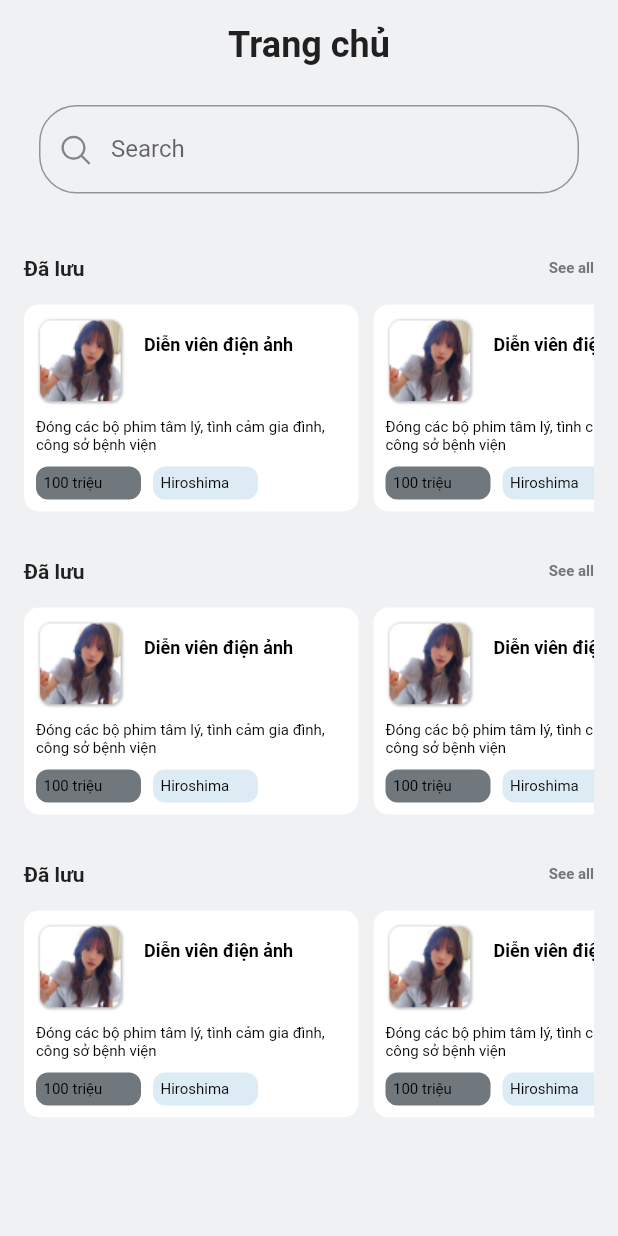
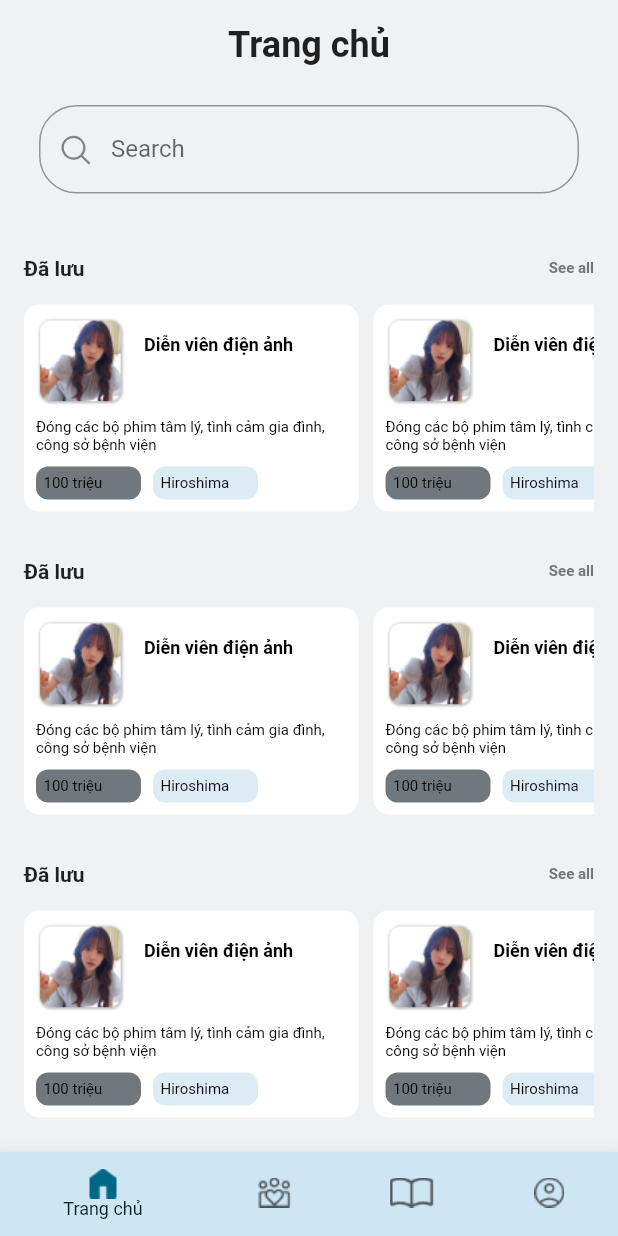
Before and after one commit to Tuyen001314/HelloJob, a Flutter app: the screen it shows after launch, on a phone screen of 412 x 824 dp. Run offline on Flutter 3.47's test engine with Material 2 defaults, Android fonts, the phone set to English and light mode, and no system bars; our stand-ins replace fluentui_icons, get, shared_preferences.

Commit message:
refactor MainScreen

```diff
--- a/lib/screen/BottomBar.dart
+++ b/lib/screen/MainScreen.dart
@@ -7,14 +7,14 @@ import 'package:hellojob/screen/ItemViewSave.dart';
 import '../constants.dart';
 import 'Profile.dart';
 
-class BottomBar extends StatefulWidget {
-  const BottomBar({Key? key}) : super(key: key);
+class MainScreen extends StatefulWidget {
+  const MainScreen({Key? key}) : super(key: key);
 
   @override
-  State<BottomBar> createState() => _BottomBarSate();
+  State<MainScreen> createState() => _MainScreenSate();
 }
 
-class _BottomBarSate extends State<BottomBar> {
+class _MainScreenSate extends State<MainScreen> {
   int _selectedIndex = 0;
   static final List<Widget> _widgetOptions = <Widget>[
     Home(),
--- a/lib/screen/Profile.dart
+++ b/lib/screen/Profile.dart
@@ -2,7 +2,7 @@ import 'package:flutter/cupertino.dart';
 import 'package:flutter/material.dart';
 
 import '../constants.dart';
-import 'BottomBar.dart';
+import 'MainScreen.dart';
 import 'ItemView.dart';
 
 class Profile extends StatelessWidget {
@@ -489,7 +489,7 @@ class Profile extends StatelessWidget {
                           Navigator.push(
                             context,
                             MaterialPageRoute(
-                                builder: (context) => BottomBar()),
+                                builder: (context) => MainScreen()),
                           );
                         },
                         child: const Text(
--- a/lib/screen/SignUp.dart
+++ b/lib/screen/SignUp.dart
@@ -1,6 +1,6 @@
 import 'package:flutter/cupertino.dart';
 import 'package:flutter/material.dart';
-import 'package:hellojob/screen/BottomBar.dart';
+import 'package:hellojob/screen/MainScreen.dart';
 
 import '../constants.dart';
 
@@ -212,7 +212,7 @@ class SignUp extends StatelessWidget {
                     onPressed: () {
                       Navigator.push(
                         context,
-                        MaterialPageRoute(builder: (context) => BottomBar()),
+                        MaterialPageRoute(builder: (context) => MainScreen()),
                       );
                     },
                     child: const Text(
--- a/lib/screen/splash/SplashScreen.dart
+++ b/lib/screen/splash/SplashScreen.dart
@@ -20,7 +20,7 @@ class _SplashScreenState extends State<SplashScreen> {
       userState.getUserFromLocal().then((value) {
         print("when login from local ${userState.currentUser}");
         if(userState.currentUser is Success || userState.currentUser is Failure) {
-          Navigator.of(context).pushNamed("/Home");
+          Navigator.of(context).pushNamed("/Main");
         }
       });
     });
--- a/lib/util/Routes.dart
+++ b/lib/util/Routes.dart
@@ -1,6 +1,7 @@
 import 'package:flutter/material.dart';
 import 'package:hellojob/UserViewModel.dart';
 import 'package:hellojob/screen/Home.dart';
+import 'package:hellojob/screen/MainScreen.dart';
 import 'package:hellojob/screen/splash/SplashScreen.dart';
 import 'package:provider/provider.dart';
 
@@ -15,9 +16,9 @@ class Routes {
       case "Splash":
         return MaterialPageRoute(
             builder: (context) => const SplashScreen());
-      case "Home":
+      case "Main":
         return MaterialPageRoute(
-            builder: (context) =>  Home());
+            builder: (context) =>  const MainScreen());
       default: return null;
     }
   }
```
